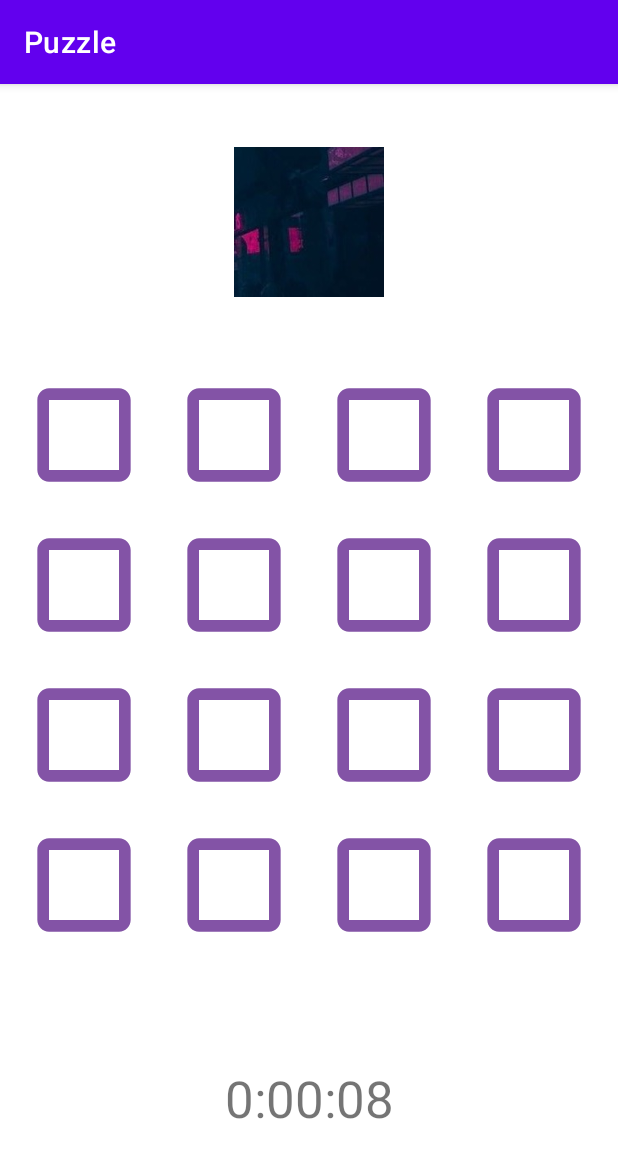
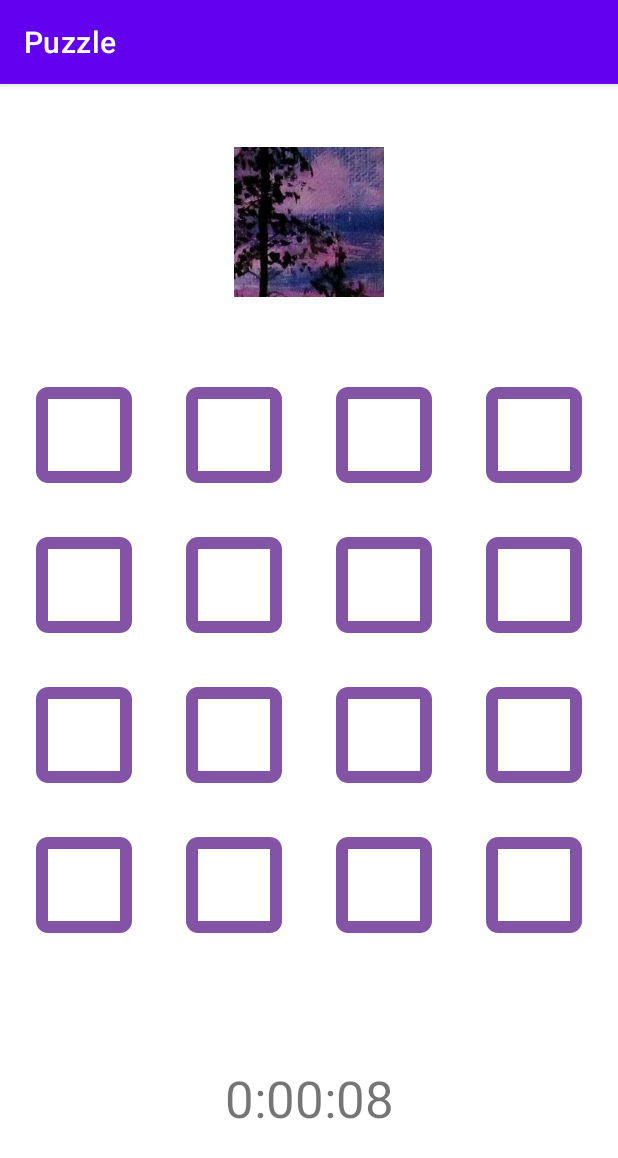
Before and after one commit to ksproska/Puzzle, an Android app: the screen it shows after launch (MainActivity), on a phone screen of 412 x 824 dp. Shown: the top 1158 px of the screen. Run offline under Robolectric (Android 15) with nearby library versions, the phone set to English and light mode, and no system bars.

Commit message:
different picture set

```diff
--- a/app/src/main/java/com/example/puzzle/MainActivity.kt
+++ b/app/src/main/java/com/example/puzzle/MainActivity.kt
@@ -42,6 +42,7 @@ class MainActivity : AppCompatActivity() {
     )
     lateinit var toDropImage: ImageView
     var currentImageInx: Int = -1
+    var mediaPlayer: MediaPlayer? = null
 
     fun getIdOfImageForImageView(imageView: ImageView): Int {
         var inx = toDropImages.indexOf(imageView)
@@ -49,6 +50,9 @@ class MainActivity : AppCompatActivity() {
     }
 
     fun setNextImage() {
+        if (mediaPlayer != null) {
+            mediaPlayer!!.release()
+        }
         if (notSetImageIds.size == 0) {
             toDropImage.setImageResource(R.drawable.ic_empty_image)
             running = false
@@ -163,13 +167,15 @@ class MainActivity : AppCompatActivity() {
                         currentlySetImageIds.set(allToDropImageIds.indexOf(imageThatShouldBeDroped), notSetImageIds[dragedImageInx])
                         imageView.setImageResource(notSetImageIds[dragedImageInx])
                         notSetImageIds.remove(notSetImageIds[dragedImageInx])
-                        MediaPlayer.create(this, R.raw.correct).start()
                         setNextImage()
+                        mediaPlayer = MediaPlayer.create(this, R.raw.correct)
+                        mediaPlayer!!.start()
                     }
                     else {
                         imageView.setImageResource(R.drawable.ic_not_correct)
                         currentlySetImageIds.set(toDropImages.indexOf(imageView), R.drawable.ic_not_correct)
-                        MediaPlayer.create(this, R.raw.wrong).start()
+                        mediaPlayer = MediaPlayer.create(this, R.raw.wrong)
+                        mediaPlayer!!.start()
                     }
                     true
                 }
--- a/app/src/main/res/layout/activity_main.xml
+++ b/app/src/main/res/layout/activity_main.xml
@@ -36,7 +36,7 @@
                 android:layout_width="0dp"
                 android:layout_height="100dp"
                 android:layout_weight="1"
-                android:padding="3dp"
+                android:padding="2dp"
                 android:layout_gravity="center"
                 app:srcCompat="@drawable/ic_simple_square" />
 
@@ -45,7 +45,7 @@
                 android:layout_width="0dp"
                 android:layout_height="100dp"
                 android:layout_weight="1"
-                android:padding="3dp"
+                android:padding="2dp"
                 android:layout_gravity="center"
                 app:srcCompat="@drawable/ic_simple_square" />
 
@@ -54,7 +54,7 @@
                 android:layout_width="0dp"
                 android:layout_height="100dp"
                 android:layout_weight="1"
-                android:padding="3dp"
+                android:padding="2dp"
                 android:layout_gravity="center"
                 app:srcCompat="@drawable/ic_simple_square" />
 
@@ -63,7 +63,7 @@
                 android:layout_width="0dp"
                 android:layout_height="100dp"
                 android:layout_weight="1"
-                android:padding="3dp"
+                android:padding="2dp"
                 android:layout_gravity="center"
                 app:srcCompat="@drawable/ic_simple_square" />
 
@@ -79,7 +79,7 @@
                 android:layout_width="0dp"
                 android:layout_height="100dp"
                 android:layout_weight="1"
-                android:padding="3dp"
+                android:padding="2dp"
                 android:layout_gravity="center"
                 app:srcCompat="@drawable/ic_simple_square" />
 
@@ -88,7 +88,7 @@
                 android:layout_width="0dp"
                 android:layout_height="100dp"
                 android:layout_weight="1"
-                android:padding="3dp"
+                android:padding="2dp"
                 android:layout_gravity="center"
                 app:srcCompat="@drawable/ic_simple_square" />
 
@@ -97,7 +97,7 @@
                 android:layout_width="0dp"
                 android:layout_height="100dp"
                 android:layout_weight="1"
-                android:padding="3dp"
+                android:padding="2dp"
                 android:layout_gravity="center"
                 app:srcCompat="@drawable/ic_simple_square" />
 
@@ -106,7 +106,7 @@
                 android:layout_width="0dp"
                 android:layout_height="100dp"
                 android:layout_weight="1"
-                android:padding="3dp"
+                android:padding="2dp"
                 android:layout_gravity="center"
                 app:srcCompat="@drawable/ic_simple_square" />
 
@@ -123,7 +123,7 @@
                 android:layout_width="0dp"
                 android:layout_height="100dp"
                 android:layout_weight="1"
-                android:padding="3dp"
+                android:padding="2dp"
                 android:layout_gravity="center"
                 app:srcCompat="@drawable/ic_simple_square" />
 
@@ -132,7 +132,7 @@
                 android:layout_width="0dp"
                 android:layout_height="100dp"
                 android:layout_weight="1"
-                android:padding="3dp"
+                android:padding="2dp"
                 android:layout_gravity="center"
                 app:srcCompat="@drawable/ic_simple_square" />
 
@@ -141,7 +141,7 @@
                 android:layout_width="0dp"
                 android:layout_height="100dp"
                 android:layout_weight="1"
-                android:padding="3dp"
+                android:padding="2dp"
                 android:layout_gravity="center"
                 app:srcCompat="@drawable/ic_simple_square" />
 
@@ -150,7 +150,7 @@
                 android:layout_width="0dp"
                 android:layout_height="100dp"
                 android:layout_weight="1"
-                android:padding="3dp"
+                android:padding="2dp"
                 android:layout_gravity="center"
                 app:srcCompat="@drawable/ic_simple_square" />
 
@@ -166,7 +166,7 @@
                 android:layout_width="0dp"
                 android:layout_height="100dp"
                 android:layout_weight="1"
-                android:padding="3dp"
+                android:padding="2dp"
                 android:layout_gravity="center"
                 app:srcCompat="@drawable/ic_simple_square" />
 
@@ -175,7 +175,7 @@
                 android:layout_width="0dp"
                 android:layout_height="100dp"
                 android:layout_weight="1"
-                android:padding="3dp"
+                android:padding="2dp"
                 android:layout_gravity="center"
                 app:srcCompat="@drawable/ic_simple_square" />
 
@@ -184,7 +184,7 @@
                 android:layout_width="0dp"
                 android:layout_height="100dp"
                 android:layout_weight="1"
-                android:padding="3dp"
+                android:padding="2dp"
                 android:layout_gravity="center"
                 app:srcCompat="@drawable/ic_simple_square" />
 
@@ -193,7 +193,7 @@
                 android:layout_width="0dp"
                 android:layout_height="100dp"
                 android:layout_weight="1"
-                android:padding="3dp"
+                android:padding="2dp"
                 android:layout_gravity="center"
                 app:srcCompat="@drawable/ic_simple_square" />
 
```
Also changed, not shown: app/src/main/res/drawable/row_1_column_1.jpg, app/src/main/res/drawable/row_1_column_2.jpg, app/src/main/res/drawable/row_1_column_3.jpg, app/src/main/res/drawable/row_1_column_4.jpg, app/src/main/res/drawable/row_2_column_1.jpg, app/src/main/res/drawable/row_2_column_2.jpg, app/src/main/res/drawable/row_2_column_3.jpg, app/src/main/res/drawable/row_2_column_4.jpg, app/src/main/res/drawable/row_3_column_1.jpg, app/src/main/res/drawable/row_3_column_2.jpg, app/src/main/res/drawable/row_3_column_3.jpg, app/src/main/res/drawable/row_3_column_4.jpg, app/src/main/res/drawable/row_4_column_1.jpg, app/src/main/res/drawable/row_4_column_2.jpg, 2 more files.
